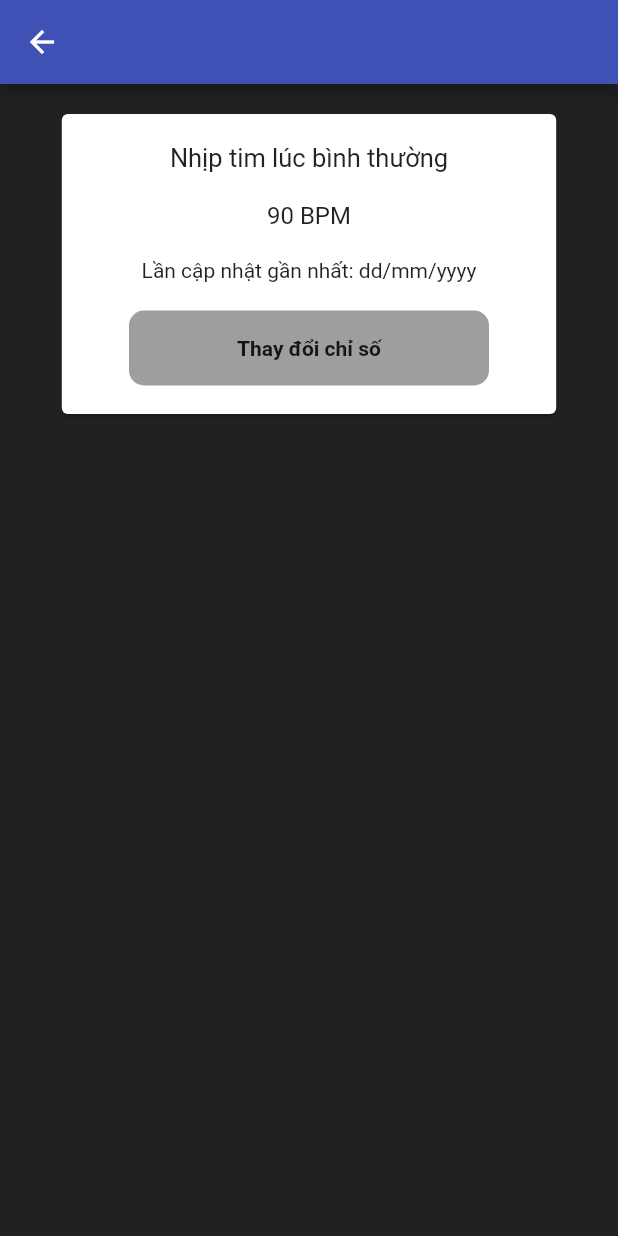
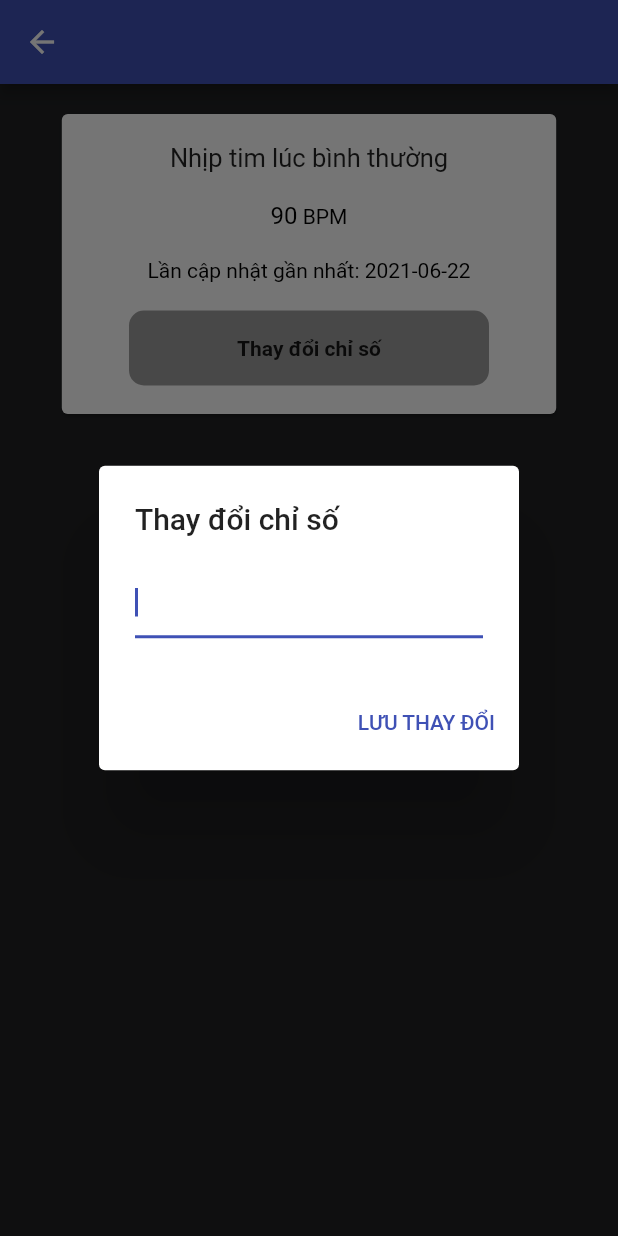
Before and after one commit to bacuong31/HealthCare, a Flutter app: the RegulationScreen screen opened directly with empty values, after a tap on "Thay đổi chỉ số", on a phone screen of 412 x 824 dp. Run offline on Flutter 3.47's test engine with Material 2 defaults, Android fonts, the phone set to English and light mode, and no system bars; our stand-ins replace cloud_firestore, firebase_auth, firebase_core, google_sign_in; missing offline and left inert: flutter_login_facebook; accounts and stored records are empty.

Commit message:
Regulation Screen update (modifable)

```diff
--- a/lib/RegulationSreen/regulation_screen.dart
+++ b/lib/RegulationSreen/regulation_screen.dart
@@ -1,11 +1,33 @@
+import 'dart:core';
+
 import 'package:flutter/cupertino.dart';
 import 'package:flutter/material.dart';
+import 'package:flutter/services.dart';
 import 'package:health_care/constants.dart';
 
-class RegulationScreen extends StatelessWidget {
+class FieldInfo {
+  final String infoName;
+  int infoValue;
+  final String measureUnit;
+
+  FieldInfo(this.infoName, this.infoValue, this.measureUnit);
+}
+
+class RegulationScreen extends StatefulWidget {
   final String screenName;
 
   const RegulationScreen({Key key, this.screenName}) : super(key: key);
+
+  @override
+  _RegulationScreenState createState() => _RegulationScreenState();
+}
+
+class _RegulationScreenState extends State<RegulationScreen> {
+  var dateTime = DateTime.utc(2021, 6, 22);
+  List<FieldInfo> listFieldInfo = new List.from([
+    new FieldInfo("Nhịp tim lúc bình thường", 90, "BPM"),
+    // new FieldInfo("Test", null, "Test"),
+  ]);
 
   @override
   Widget build(BuildContext context) {
@@ -13,7 +35,7 @@ class RegulationScreen extends StatelessWidget {
       appBar: AppBar(
         title: Transform(
             transform: Matrix4.translationValues(-28, 0.0, 0.0),
-            child: Center(child: Text(screenName))),
+            child: Center(child: Text(widget.screenName))),
       ),
       body: ListView(
         children: <Widget>[
@@ -32,29 +54,95 @@ class RegulationScreen extends StatelessWidget {
                       mainAxisAlignment: MainAxisAlignment.spaceEvenly,
                       children: [
                         Text(
-                          "Nhịp tim lúc bình thường",
+                          listFieldInfo[0].infoName, //firstInfo
                           style: TextStyle(
                             fontSize: 17,
                           ),
                         ),
                         //TODO: Thông tin Text này dựa trên màn hình
-                        // Có những cái khác có thêm 1 thông tin bên cạnh
+                        // Có những cái khác có thêm 1 thông tin bên cạnh AKA secondInfo
                       ],
                     ),
-                    Text("90 BPM",style: TextStyle(
-                      fontSize: 16,
-                    ),),
-                    //TODO: Thông tin Text này dựa trên màn hình
-                    Text(
-                      "Lần cập nhật gần nhất: dd/mm/yyyy",
-                      style: TextStyle(
-                        fontSize: 14,
+                    RichText(
+                      // Chỉ số
+                      text: TextSpan(
+                        children: <TextSpan>[
+                          TextSpan(
+                            text: listFieldInfo[0].infoValue.toString(),
+                            style: TextStyle(
+                              fontSize: 16,
+                              color: Colors.black,
+                            ),
+                          ),
+                          TextSpan(
+                            text: " " + listFieldInfo[0].measureUnit,
+                            style: TextStyle(
+                              fontSize: 14,
+                              color: Colors.black,
+                            ),
+                          ),
+                        ],
                       ),
                     ),
-                    //TODO: cập nhật ngày
+                    //TODO: Thông tin Text này dựa trên màn hình
+                    RichText(
+                      text: TextSpan(
+                        children: <TextSpan>[
+                          TextSpan(
+                            text: "Lần cập nhật gần nhất: ",
+                            style: TextStyle(
+                              fontSize: 14,
+                              color: Colors.black,
+                            ),
+                          ),
+                          TextSpan(
+                            text: dateTime.toString().substring(0, 10),
+                            // Chỉ lấy đến ngày
+                            style: TextStyle(
+                              fontSize: 14,
+                              color: Colors.black,
+                            ),
+                          ),
+                        ],
+                      ),
+                    ),
+                    //TODO: Lưu dữ liệu ngày
                     MaterialButton(
                       padding: EdgeInsets.zero,
-                      onPressed: () {},
+                      onPressed: () {
+                        showDialog(
+                          context: context,
+                          builder: (context) {
+                            String _newValue = '';
+                            return AlertDialog(
+                              title: Text('Thay đổi chỉ số'),
+                              content: TextField(
+                                keyboardType: TextInputType.number,
+                                inputFormatters: <TextInputFormatter>[
+                                  FilteringTextInputFormatter.digitsOnly
+                                ],
+                                autofocus: true,
+                                onChanged: (value) {
+                                  _newValue = value;
+                                },
+                              ),
+                              actions: [
+                                TextButton(
+                                  child: Text('Lưu thay đổi'.toUpperCase()),
+                                  onPressed: () {
+                                    Navigator.pop(context);
+                                    //TODO: thay đổi = setState
+                                    setState(() {
+                                      listFieldInfo[0].infoValue = int.parse(_newValue);
+                                      dateTime = DateTime.now().toUtc();
+                                    });
+                                  },
+                                ),
+                              ],
+                            );
+                          },
+                        );
+                      },
                       child: Container(
                         height: 50.0,
                         width: 240.0,
```
